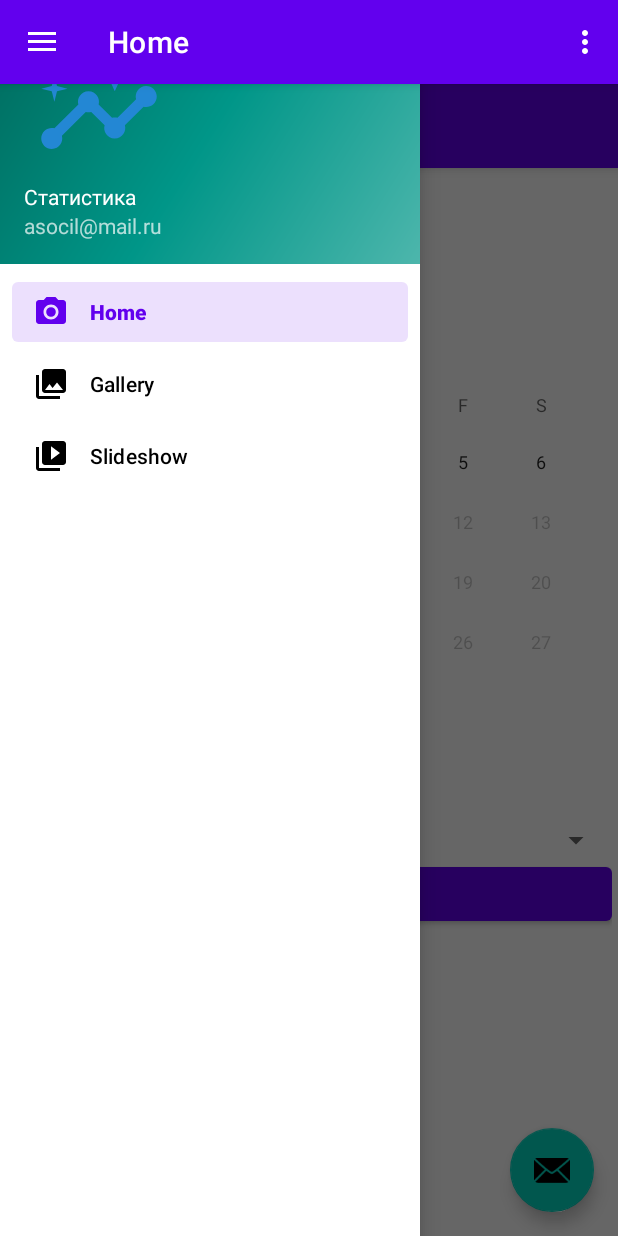
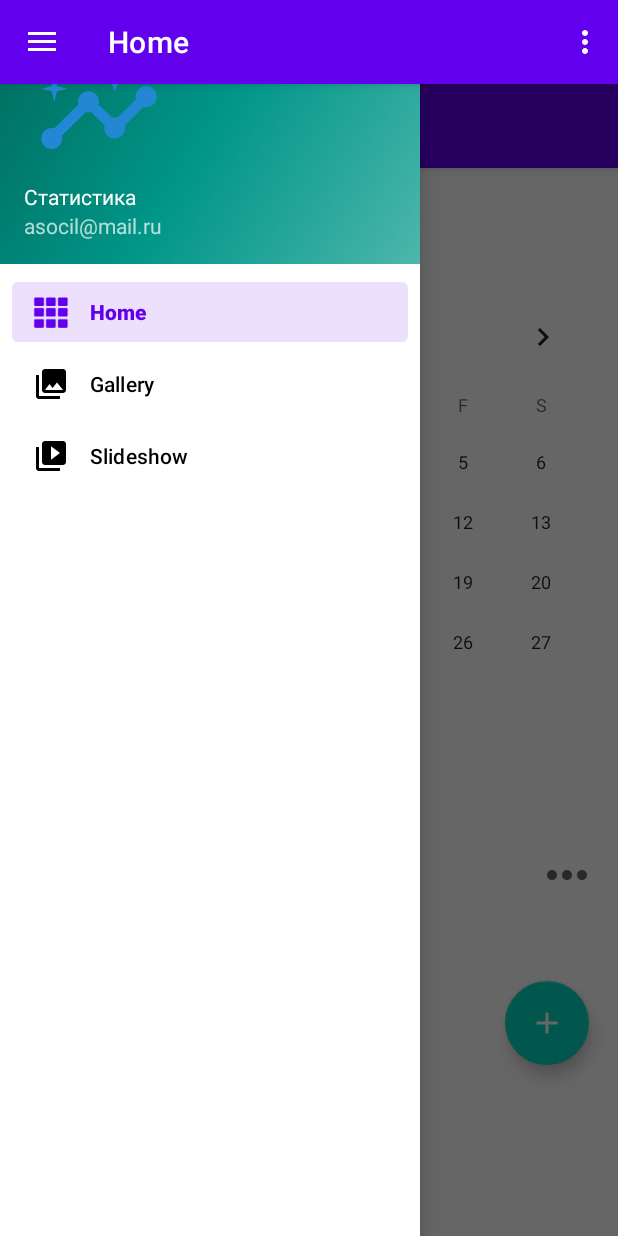
Before and after one commit to AlexUmarov/gymstats, an Android app: the MainActivity screen opened directly, with no data from a screen before it, with the side drawer open, on a phone screen of 412 x 824 dp. Run offline under Robolectric (Android 15) with nearby library versions, the phone set to English and light mode, and no system bars; our stand-ins replace Firebase (no records; nobody signed in at launch, a user with empty details on screens opened directly), navigation-ui.

```diff
--- a/app/src/main/java/ru/uao/gymstats/MainActivity.kt
+++ b/app/src/main/java/ru/uao/gymstats/MainActivity.kt
@@ -26,10 +26,10 @@ class MainActivity : AppCompatActivity() {
 
         //setSupportActionBar(binding.appBarMain.toolbar)
 
-        binding.appBarMain.fab.setOnClickListener { view ->
+        /*binding.appBarMain.fab.setOnClickListener { view ->
             Snackbar.make(view, "Replace with your own action", Snackbar.LENGTH_LONG)
                 .setAction("Action", null).show()
-        }
+        }*/
         val drawerLayout: DrawerLayout = binding.drawerLayout
         val navView: NavigationView = binding.navView
         val navController = findNavController(R.id.nav_host_fragment_content_main)
--- a/app/src/main/java/ru/uao/gymstats/ui/home/HomeFragment.kt
+++ b/app/src/main/java/ru/uao/gymstats/ui/home/HomeFragment.kt
@@ -3,54 +3,47 @@ package ru.uao.gymstats.ui.home
 import android.annotation.SuppressLint
 import android.content.ContentValues.TAG
 import android.content.Context
-import android.content.Intent
 import android.os.Build
 import android.os.Bundle
-import android.os.WorkSource
 import android.util.Log
 import android.view.LayoutInflater
 import android.view.View
 import android.view.ViewGroup
 import android.widget.*
+import android.widget.ArrayAdapter
+import androidx.annotation.RequiresApi
+import androidx.appcompat.app.AlertDialog
 import androidx.fragment.app.Fragment
-import androidx.lifecycle.Observer
 import androidx.lifecycle.ViewModelProvider
-import ru.uao.gymstats.R
-import ru.uao.gymstats.databinding.FragmentHomeBinding
-import android.widget.CalendarView.OnDateChangeListener
-import androidx.annotation.RequiresApi
-import androidx.fragment.app.FragmentManager
-import androidx.fragment.app.FragmentTransaction
-import ru.uao.gymstats.MainActivity
-import ru.uao.gymstats.ui.gallery.GalleryFragment
-import java.time.LocalDate
-import java.time.LocalDate.*
-import androidx.appcompat.app.AppCompatActivity
-import com.google.firebase.firestore.FirebaseFirestore
-import com.google.firebase.firestore.SetOptions
-import java.time.Instant
-import java.time.ZoneId
-import android.widget.ArrayAdapter
+import com.google.android.material.floatingactionbutton.FloatingActionButton
 import com.google.firebase.FirebaseApp
 import com.google.firebase.auth.FirebaseAuth
 import com.google.firebase.firestore.ktx.firestore
 import com.google.firebase.ktx.Firebase
+import com.malkinfo.editingrecyclerview.view.WorkoutAdapter
+import ru.uao.gymstats.R
+import ru.uao.gymstats.databinding.FragmentHomeBinding
 import ru.uao.gymstats.ui.home.data.Workout
+import java.time.Instant
+import java.time.LocalDate
+import java.time.LocalDate.*
+import java.time.Month
+import java.time.ZoneId
 
 
 class HomeFragment : Fragment() {
 
     private lateinit var homeViewModel: HomeViewModel
+    private lateinit var addsWorkoutBtn: FloatingActionButton
+    private lateinit var workoutList:ArrayList<Workout>
+    private lateinit var workoutAdapter: WorkoutAdapter
     private var _binding: FragmentHomeBinding? = null
     private lateinit var auth: FirebaseAuth
-    //private var fireBase = FirebaseFirestore.getInstance()
     private var fireBase = Firebase.firestore
-    private var selectedWorkoputType: String = ""
+
     @RequiresApi(Build.VERSION_CODES.O)
-    private var selectedDateWorkoput: LocalDate = now()
-
-    // This property is only valid between onCreateView and
-    // onDestroyView.
+    private var selectedDateWorkout: LocalDate = now()
+    private var selectedWorkoutDateString: String = ""
     private val binding get() = _binding!!
 
     @SuppressLint("SetTextI18n")
@@ -59,52 +52,66 @@ class HomeFragment : Fragment() {
         inflater: LayoutInflater,
         container: ViewGroup?,
         savedInstanceState: Bundle?
-    ): View? {
+    ): View {
         homeViewModel =
-            ViewModelProvider(this).get(HomeViewModel::class.java)
+            ViewModelProvider(this)[HomeViewModel::class.java]
 
         _binding = FragmentHomeBinding.inflate(inflater, container, false)
         val root: View = binding.root
         FirebaseApp.initializeApp(root.context)
         auth = FirebaseAuth.getInstance()
 
-        val textView: TextView = binding.selectedDate
+        //val textView: TextView = binding.selectedDate
         val calendarWorkout: CalendarView = binding.calendarWorkout
-        val btnAddWorkout: Button = binding.btnAddWorkout
-        val workoutListType: Spinner = binding.workoutListType
-        homeViewModel.text.observe(viewLifecycleOwner,  {
+        //val btnAddWorkout: Button = binding.btnAddWorkout
+        //val workoutListType: Spinner = binding.workoutListType
+        addsWorkoutBtn = binding.addingWorkoutBtn
+        /*homeViewModel.text.observe(viewLifecycleOwner, {
             textView.text = it
-        })
-        homeViewModel.maxDate.observe(viewLifecycleOwner, {
+        })*/
+        /*homeViewModel.maxDate.observe(viewLifecycleOwner, {
             calendarWorkout.maxDate = it
-            textView.text = "Workout at: " + Instant.ofEpochMilli(it).atZone(ZoneId.systemDefault()).toLocalDate().toString()
-        })
+            textView.text = "Workout at: " + Instant.ofEpochMilli(it).atZone(ZoneId.systemDefault())
+                .toLocalDate().toString()
+        })*/
 
         calendarWorkout.setOnDateChangeListener { view, year, month, dayOfMonth ->
-            val dateTime = of(year, month, dayOfMonth)
-            textView.text = "Workout at: $dateTime"
-            btnAddWorkout.isActivated = true
-            selectedDateWorkoput = dateTime
+            val dateTime = of(year, Month.values()[month], dayOfMonth)
+            /*textView.text = "Workout at: $dateTime"
+            btnAddWorkout.isActivated = true*/
+            selectedDateWorkout = dateTime
+            selectedWorkoutDateString =
+                "${selectedDateWorkout.dayOfMonth}-${selectedDateWorkout.month}-${selectedDateWorkout.year}"
+            getWorkoutInfo(selectedWorkoutDateString, root.context)
         }
-        btnAddWorkout.setOnClickListener{
-            addWorkoutInfo(root.context);
-            //val activity = requireView().context as AppCompatActivity
-            //activity.supportFragmentManager.beginTransaction().replace(R.id.nav_host_fragment_content_main, GalleryFragment()).addToBackStack(null).commit()
-        }
+        /*btnAddWorkout.setOnClickListener {
+            //addWorkoutInfo(root.context);
+        }*/
 
-        val adapter = ArrayAdapter.createFromResource(root.context, R.array.WorkoutTypeList, android.R.layout.simple_spinner_item)
-        workoutListType.adapter = adapter
-        workoutListType?.onItemSelectedListener = object :AdapterView.OnItemSelectedListener{
+        val adapter = ArrayAdapter.createFromResource(
+            root.context,
+            R.array.WorkoutTypeList,
+            android.R.layout.simple_spinner_item
+        )
+        /*workoutListType.adapter = adapter
+        workoutListType?.onItemSelectedListener = object : AdapterView.OnItemSelectedListener {
             override fun onNothingSelected(parent: AdapterView<*>?) {
                 //..
             }
 
-            override fun onItemSelected(parent: AdapterView<*>?, view: View?, position: Int, id: Long) {
+            override fun onItemSelected(
+                parent: AdapterView<*>?,
+                view: View?,
+                position: Int,
+                id: Long
+            ) {
                 val item = parent?.getItemAtPosition(position).toString()
-                selectedWorkoputType = item
+                //selectedWorkoputType = item
                 Toast.makeText(root.context, "Selected $item", Toast.LENGTH_SHORT).show()
             }
-        }
+        }*/
+
+        addsWorkoutBtn.setOnClickListener { addWorkout(root.context) }
 
         return root
     }
@@ -114,13 +121,14 @@ class HomeFragment : Fragment() {
         _binding = null
     }
 
-    @RequiresApi(Build.VERSION_CODES.O)
+    /*@RequiresApi(Build.VERSION_CODES.O)
     private fun addWorkoutInfo(context: Context) {
-        if(!selectedWorkoputType.isEmpty()){
-            var workoutDate = "${selectedDateWorkoput.dayOfMonth}-${selectedDateWorkoput.month}-${selectedDateWorkoput.year}"
+        if (!selectedWorkoputType.isEmpty()) {
+            var workoutDate =
+                "${selectedDateWorkout.dayOfMonth}-${selectedDateWorkout.month}-${selectedDateWorkout.year}"
             fireBase.collection(auth.currentUser?.uid.toString())
                 .document(workoutDate)
-                .set(Workout(selectedWorkoputType, workoutDate, "some data workout"))
+                .set(Workout(workoutDate, selectedWorkoputType, , "some data workout", 1))
                 .addOnSuccessListener { documentReference ->
                     Toast.makeText(
                         context, "Add workout date: $workoutDate",
@@ -134,5 +142,48 @@ class HomeFragment : Fragment() {
                     ).show()
                 }
         }
+    }*/
+
+    private fun getWorkoutInfo(selectedWorkoutDateString: String, context: Context) {
+        fireBase.collection(auth.currentUser?.uid.toString())
+            .get()
+            .addOnSuccessListener { result ->
+                for (document in result) {
+                    if (selectedWorkoutDateString == document.id) {
+                        Log.d(TAG, "${document.id} => ${document.data}")
+                    }
+                }
+            }
+            .addOnFailureListener { exception ->
+                Log.w(TAG, "Error getting documents.", exception)
+            }
+    }
+
+    private fun addWorkout(context: Context) {
+        val inflter = LayoutInflater.from(context)
+        val v = inflter.inflate(R.layout.add_item, null)
+        val workoutInfo = v.findViewById<EditText>(R.id.workoutInfo)
+        val count = v.findViewById<EditText>(R.id.count)
+        val weight = v.findViewById<EditText>(R.id.weight)
+
+        val addDialog = AlertDialog.Builder(context)
+
+        addDialog.setView(v)
+        addDialog.setPositiveButton("Ok") { dialog, _ ->
+            val workoutInfo = workoutInfo.text.toString()
+            val count = count.text.toString().toInt()
+            val weight = weight.text.toString().toFloat()
+            workoutList.add(Workout("01-01-2021",1F, workoutInfo,count, weight))
+            workoutAdapter.notifyDataSetChanged()
+            Toast.makeText(context, "Adding User Information Success", Toast.LENGTH_SHORT).show()
+            dialog.dismiss()
+        }
+        addDialog.setNegativeButton("Cancel") { dialog, _ ->
+            dialog.dismiss()
+            Toast.makeText(context, "Cancel", Toast.LENGTH_SHORT).show()
+
+        }
+        addDialog.create()
+        addDialog.show()
     }
 }
--- /dev/null
+++ b/app/src/main/res/drawable-v24/ic_add.xml
@@ -0,0 +1,10 @@
+<vector xmlns:android="http://schemas.android.com/apk/res/android"
+    android:width="24dp"
+    android:height="24dp"
+    android:viewportWidth="24"
+    android:viewportHeight="24"
+    android:tint="?attr/colorControlNormal">
+  <path
+      android:fillColor="@android:color/white"
+      android:pathData="M19,13h-6v6h-2v-6H5v-2h6V5h2v6h6v2z"/>
+</vector>
--- /dev/null
+++ b/app/src/main/res/drawable-v24/ic_delete.xml
@@ -0,0 +1,5 @@
+<vector android:height="24dp" android:tint="#FE3924"
+    android:viewportHeight="24" android:viewportWidth="24"
+    android:width="24dp" xmlns:android="http://schemas.android.com/apk/res/android">
+    <path android:fillColor="@android:color/white" android:pathData="M6,19c0,1.1 0.9,2 2,2h8c1.1,0 2,-0.9 2,-2V7H6v12zM19,4h-3.5l-1,-1h-5l-1,1H5v2h14V4z"/>
+</vector>
--- /dev/null
+++ b/app/src/main/res/drawable-v24/ic_edit.xml
@@ -0,0 +1,5 @@
+<vector android:height="24dp" android:tint="#043AD8"
+    android:viewportHeight="24" android:viewportWidth="24"
+    android:width="24dp" xmlns:android="http://schemas.android.com/apk/res/android">
+    <path android:fillColor="@android:color/white" android:pathData="M3,17.25V21h3.75L17.81,9.94l-3.75,-3.75L3,17.25zM20.71,7.04c0.39,-0.39 0.39,-1.02 0,-1.41l-2.34,-2.34c-0.39,-0.39 -1.02,-0.39 -1.41,0l-1.83,1.83 3.75,3.75 1.83,-1.83z"/>
+</vector>
--- /dev/null
+++ b/app/src/main/res/drawable-v24/ic_more.xml
@@ -0,0 +1,10 @@
+<vector xmlns:android="http://schemas.android.com/apk/res/android"
+    android:width="24dp"
+    android:height="24dp"
+    android:viewportWidth="24"
+    android:viewportHeight="24"
+    android:tint="?attr/colorControlNormal">
+  <path
+      android:fillColor="@android:color/white"
+      android:pathData="M6,10c-1.1,0 -2,0.9 -2,2s0.9,2 2,2 2,-0.9 2,-2 -0.9,-2 -2,-2zM18,10c-1.1,0 -2,0.9 -2,2s0.9,2 2,2 2,-0.9 2,-2 -0.9,-2 -2,-2zM12,10c-1.1,0 -2,0.9 -2,2s0.9,2 2,2 2,-0.9 2,-2 -0.9,-2 -2,-2z"/>
+</vector>
--- /dev/null
+++ b/app/src/main/res/drawable-v24/ic_warning.xml
@@ -0,0 +1,5 @@
+<vector android:height="24dp" android:tint="#FE0000"
+    android:viewportHeight="24" android:viewportWidth="24"
+    android:width="24dp" xmlns:android="http://schemas.android.com/apk/res/android">
+    <path android:fillColor="@android:color/white" android:pathData="M1,21h22L12,2 1,21zM13,18h-2v-2h2v2zM13,14h-2v-4h2v4z"/>
+</vector>
--- a/app/src/main/res/layout/app_bar_main.xml
+++ b/app/src/main/res/layout/app_bar_main.xml
@@ -22,13 +22,13 @@
 
     <include layout="@layout/content_main" />
 
-    <com.google.android.material.floatingactionbutton.FloatingActionButton
+    <!--<com.google.android.material.floatingactionbutton.FloatingActionButton
         android:id="@+id/fab"
         android:layout_width="wrap_content"
         android:layout_height="wrap_content"
         android:layout_gravity="bottom|end"
         android:layout_marginEnd="@dimen/fab_margin"
         android:layout_marginBottom="16dp"
-        app:srcCompat="@android:drawable/ic_dialog_email" />
+        app:srcCompat="@android:drawable/ic_dialog_email" />-->
 
 </androidx.coordinatorlayout.widget.CoordinatorLayout>
--- a/app/src/main/res/layout/fragment_home.xml
+++ b/app/src/main/res/layout/fragment_home.xml
@@ -21,14 +21,15 @@
             android:layout_width="match_parent"
             android:layout_height="wrap_content" />
 
-        <LinearLayout
+        <!--<LinearLayout
             android:id="@+id/WorkoutLayout"
             android:layout_width="match_parent"
-            android:layout_height="match_parent"
+            android:layout_height="wrap_content"
             android:orientation="vertical">
 
-            <TextView
-                android:id="@+id/selectedDate"
+
+            &lt;!&ndash;<TextView
+                android:id="@+id/selectedWorkoutDateString"
                 android:layout_width="match_parent"
                 android:layout_height="wrap_content"
                 android:text="selectedDate"
@@ -42,12 +43,58 @@
 
             <Button
                 android:id="@+id/btn_addWorkout"
-                android:layout_width="match_parent"
+                android:layout_width="wrap_content"
                 android:layout_height="wrap_content"
-                android:text="add" />
+                android:text="add" />&ndash;&gt;
 
+        </LinearLayout>-->
+        <LinearLayout
+            android:orientation="horizontal"
+            android:layout_width="match_parent"
+            android:layout_height="wrap_content">
+
+            <LinearLayout
+                android:layout_weight="1"
+                android:orientation="vertical"
+                android:layout_margin="15dp"
+                android:padding="4dp"
+                android:layout_width="wrap_content"
+                android:layout_height="wrap_content">
+                <TextView
+                    android:id="@+id/mTitle"
+                    android:text="Title"
+                    android:textColor="@color/black"
+                    android:textSize="19sp"
+                    android:textStyle="bold"
+                    android:layout_margin="6dp"
+                    android:layout_width="match_parent"
+                    android:layout_height="wrap_content"/>
+                <TextView
+                    android:id="@+id/mSubTitle"
+                    android:text="SubTitle"
+                    android:textColor="@android:color/darker_gray"
+                    android:textSize="15sp"
+                    android:textStyle="bold"
+                    android:layout_margin="6dp"
+                    android:layout_width="match_parent"
+                    android:layout_height="wrap_content"/>
+            </LinearLayout>
+            <ImageView
+                android:id="@+id/mMenus"
+                android:src="@drawable/ic_more"
+                android:layout_gravity="center"
+                android:layout_margin="10dp"
+                android:layout_width="40dp"
+                android:layout_height="40dp"/>
         </LinearLayout>
-
+        <com.google.android.material.floatingactionbutton.FloatingActionButton
+            android:id="@+id/addingWorkoutBtn"
+            android:src="@drawable/ic_add"
+            app:tint="@color/white"
+            android:layout_gravity="bottom|end"
+            android:layout_margin="15dp"
+            android:layout_width="wrap_content"
+            android:layout_height="wrap_content"/>
     </LinearLayout>
 
 </androidx.constraintlayout.widget.ConstraintLayout>
--- a/app/src/main/res/menu/activity_main_drawer.xml
+++ b/app/src/main/res/menu/activity_main_drawer.xml
@@ -6,7 +6,7 @@
     <group android:checkableBehavior="single">
         <item
             android:id="@+id/nav_home"
-            android:icon="@drawable/ic_menu_camera"
+            android:icon="@android:drawable/ic_dialog_dialer"
             android:title="@string/menu_home" />
         <item
             android:id="@+id/nav_gallery"
```
Also changed, not shown: app/src/main/java/ru/uao/gymstats/ui/home/data/Workout.kt (+6 -3 lines), app/src/main/java/ru/uao/gymstats/ui/home/view/WorkoutAdapter.kt (added, +110 -0 lines), app/src/main/res/drawable-v24/ic_launcher_background.xml (added, +170 -0 lines), app/src/main/res/drawable-v24/shape_background.xml (added, +9 -0 lines), app/src/main/res/layout/add_item.xml (added, +78 -0 lines), app/src/main/res/menu/show_menu.xml (added, +15 -0 lines), app/src/main/res/values/strings.xml (+6 -6 lines).
